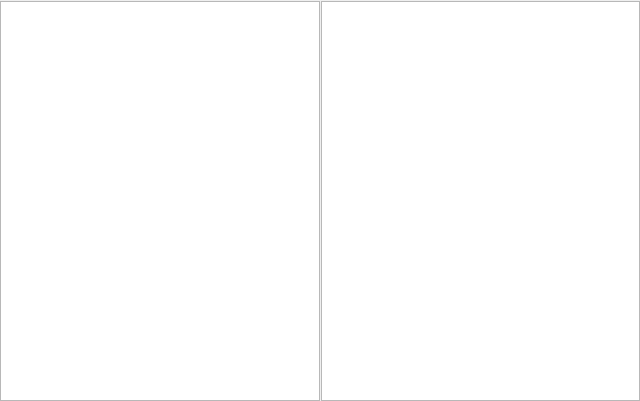
ecmwf/ecflow, file Viewer/ecflowUI/src/ServerListSyncWidget.ui: the form before one commit.
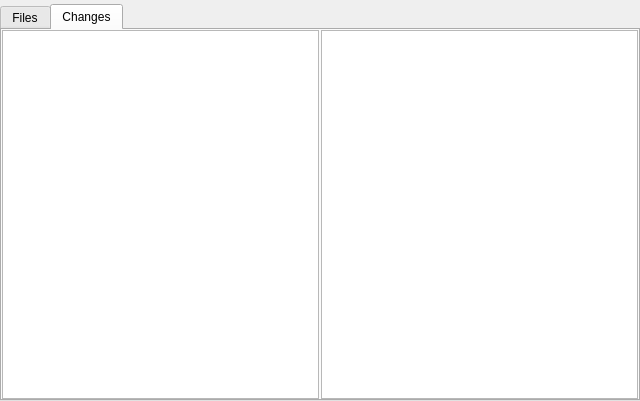
The form after the commit. Custom widgets are drawn as their Qt base class.

Commit message: ecFlowUI: use user defined system server lists instead a centralised one ECFLOW-1822

Diff of the .ui file:
```diff
--- a/Viewer/ecflowUI/src/ServerListSyncWidget.ui
+++ b/Viewer/ecflowUI/src/ServerListSyncWidget.ui
@@ -13,9 +13,9 @@
   <property name="windowTitle">
    <string>Form</string>
   </property>
-  <layout class="QVBoxLayout" name="verticalLayout_2" stretch="0,1">
+  <layout class="QVBoxLayout" name="verticalLayout" stretch="0,0,1">
    <property name="spacing">
-    <number>1</number>
+    <number>2</number>
    </property>
    <property name="leftMargin">
     <number>0</number>
@@ -33,18 +33,52 @@
     <widget class="MessageLabel" name="title_" native="true"/>
    </item>
    <item>
-    <layout class="QHBoxLayout" name="horizontalLayout">
-     <item>
-      <layout class="QVBoxLayout" name="verticalLayout">
+    <widget class="MessageLabel" name="errorLabel_" native="true"/>
+   </item>
+   <item>
+    <widget class="QTabWidget" name="tabWidget_">
+     <property name="currentIndex">
+      <number>1</number>
+     </property>
+     <widget class="QWidget" name="tab">
+      <attribute name="title">
+       <string>Files</string>
+      </attribute>
+      <layout class="QHBoxLayout" name="horizontalLayout_2">
+       <item>
+        <widget class="QTextBrowser" name="filesTe_"/>
+       </item>
+      </layout>
+     </widget>
+     <widget class="QWidget" name="tab_3">
+      <attribute name="title">
+       <string>Changes</string>
+      </attribute>
+      <layout class="QHBoxLayout" name="horizontalLayout">
+       <property name="spacing">
+        <number>2</number>
+       </property>
+       <property name="leftMargin">
+        <number>0</number>
+       </property>
+       <property name="topMargin">
+        <number>0</number>
+       </property>
+       <property name="rightMargin">
+        <number>0</number>
+       </property>
+       <property name="bottomMargin">
+        <number>0</number>
+       </property>
        <item>
         <widget class="QListWidget" name="typeList_"/>
        </item>
+       <item>
+        <widget class="QTextBrowser" name="browser_"/>
+       </item>
       </layout>
-     </item>
-     <item>
-      <widget class="QTextBrowser" name="browser_"/>
-     </item>
-    </layout>
+     </widget>
+    </widget>
    </item>
   </layout>
  </widget>
```
The commit also changes 8 other files.
